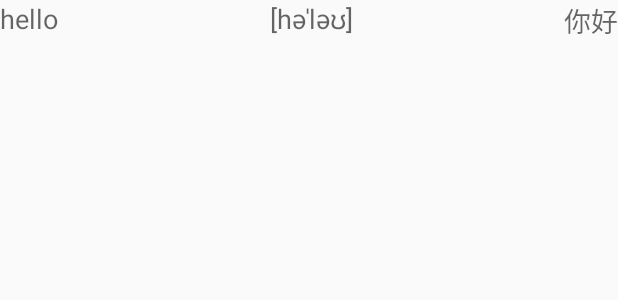
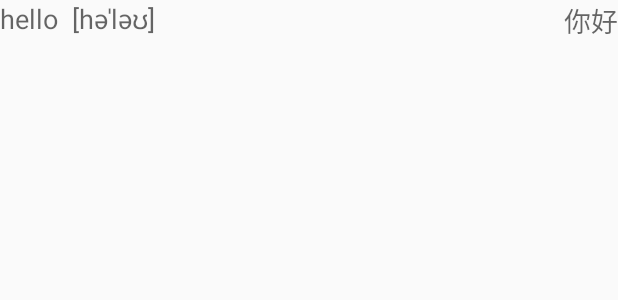
Before and after one commit to TheMostCai/WordAssistant, an Android app: the layout item_en_cn.xml on its own in the app's theme, with its tools: preview values and no code run, on a phone screen of 412 x 824 dp. Shown: the top 300 px of the screen. Run offline under Robolectric (Android 15) with nearby library versions, the phone set to English and light mode, and no system bars.

Commit message:
项目创建，activity_main.xml完成中 为activity_main.xml修复不能显示尖括号“<”的bug 为ListView的显示新增item.xml 完善activity_main.xml 删除item.xml 增加item_cn.xml,item_en.xml,item_en_cn.xml分别表示“中文”，“英文”，“双语”

```diff
--- a/app/src/main/res/layout/item_en.xml
+++ b/app/src/main/res/layout/item_en.xml
@@ -10,7 +10,7 @@
         android:layout_height="wrap_content"
         android:layout_weight="1"
         android:gravity="center"
-        android:hint="hello"
+        android:hint="hello  [həˈləʊ]"
         android:textColor="@color/black"
         android:textSize="18dp" />
 </LinearLayout>
--- a/app/src/main/res/layout/item_en_cn.xml
+++ b/app/src/main/res/layout/item_en_cn.xml
@@ -10,17 +10,7 @@
         android:layout_height="wrap_content"
         android:layout_weight="1"
         android:gravity="left"
-        android:hint="hello"
-        android:textColor="@color/black"
-        android:textSize="18dp" />
-
-    <TextView
-        android:id="@+id/tv_soundmark"
-        android:layout_width="wrap_content"
-        android:layout_height="wrap_content"
-        android:layout_weight="1"
-        android:gravity="center"
-        android:hint="[həˈləʊ]"
+        android:hint="hello  [həˈləʊ]"
         android:textColor="@color/black"
         android:textSize="18dp" />
 
```
